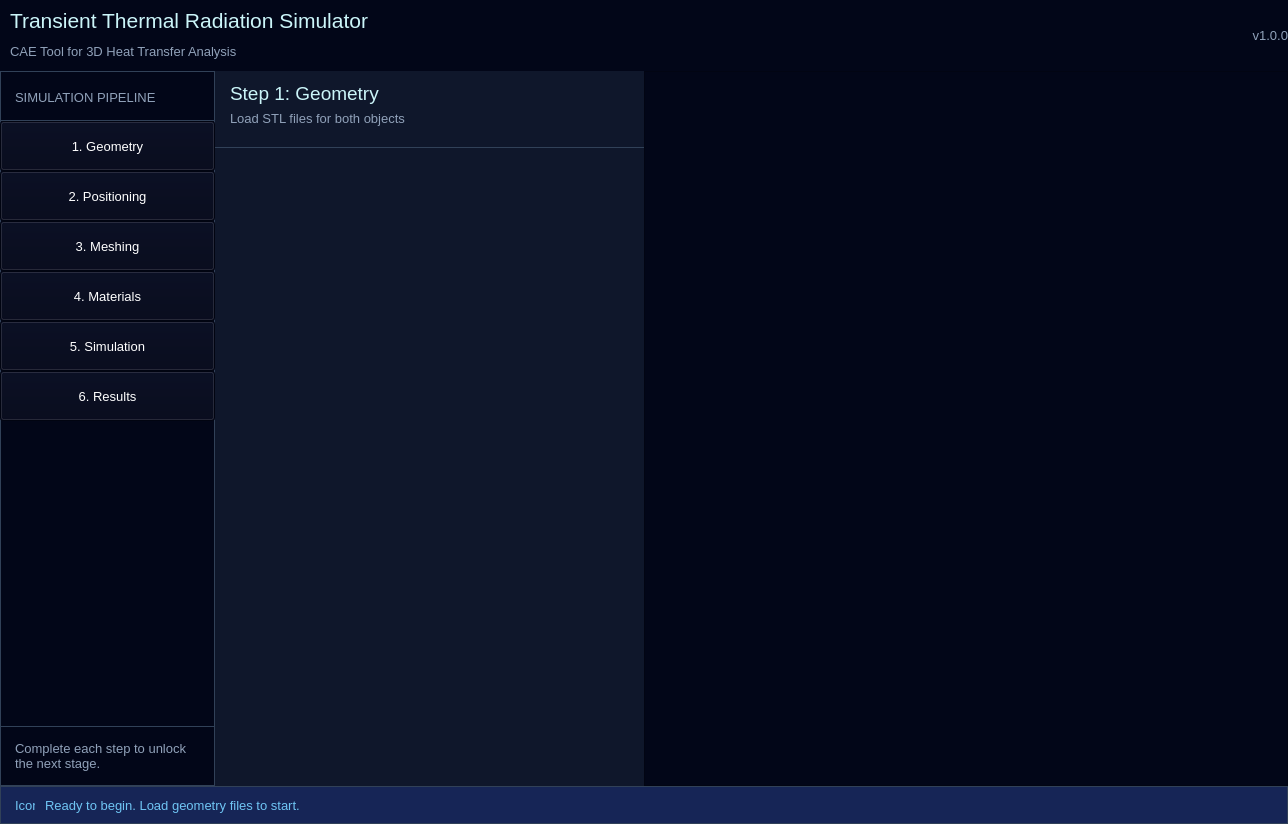
First picture: the form in ui/applayout.ui, repository mhddany/radex-simulator, before the edit.
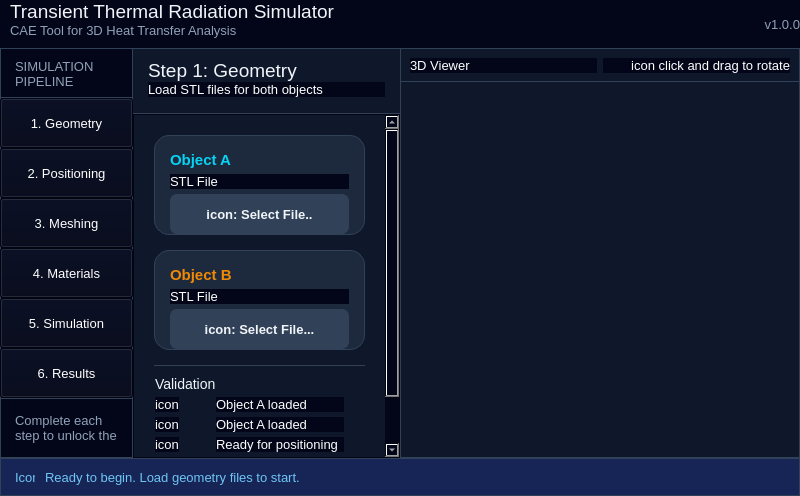
Second picture: the form after the edit. Custom widgets are drawn as their Qt base class.

Commit message: setup geometry settings components

```diff
--- a/ui/applayout.ui
+++ b/ui/applayout.ui
@@ -6,281 +6,232 @@
    <rect>
     <x>0</x>
     <y>0</y>
-    <width>1288</width>
-    <height>824</height>
+    <width>800</width>
+    <height>496</height>
    </rect>
   </property>
   <property name="windowTitle">
    <string>Form</string>
   </property>
   <property name="styleSheet">
-   <string notr="true">/* Main widget global styling */
+   <string notr="true">/* =========================
+   Global application style
+   ========================= */
 QWidget {
-	/* Background color */
     background-color: #020618;
-    /* Font settings */
     font-family: &quot;Segoe UI&quot;, Arial, sans-serif;
     font-size: 10pt;
-    color: #ffffff; /* Default text color */
+    color: #ffffff;
 }
 
-/* Labels*/
-#versionLabel{
-	color: #90A1B9;       /* Dark text color */
+/* =========================
+   Label color variants
+   ========================= */
+#versionLabel,
+#hintLabel,
+#subTitleLabel,
+#pipelineTitleLabel {
+    color: #90A1B9;
 }
 
-#hintLabel{
-	color: #90A1B9;       /* Dark text color */
-}
-
-#mainTitleLabel {
-    font-family: &quot;Segoe UI&quot;, Arial, sans-serif;
-    font-size: 16pt;      /* Larger size for title */
-    font-weight: normal;     /* Make it bold */
-    color: #CBF5F9;       /* Dark text color */
-}
-
-#subTitleLabel {
-    font-family: &quot;Segoe UI&quot;, Arial, sans-serif;
-    font-size: 10pt;      /* Larger size for title */
-    font-weight: normal;     /* Make it bold */
-    color: #90A1B9;       /* Dark text color */
-}
-
-#pipelineTitleLabel{
-    font-family: &quot;Segoe UI&quot;, Arial, sans-serif;
-    font-size: 10pt;      /* Larger size for title */
-    font-weight: normal;     /* Make it bold */
-    color: #90A1B9;       /* Dark text color */
-}
-
-#statusMessageLabel {
-    color: #6FC5F4;       /* Dark text color */
-    background-color: transparent;
-}
-
+/* =========================
+   Accent / status text
+   ========================= */
+#statusMessageLabel,
 #statusIcon {
-    color: #6FC5F4;       /* Dark text color */
+    color: #6FC5F4;
     background-color: transparent;
 }
 
-#maintitleSimulationPage{
-    font-family: &quot;Segoe UI&quot;, Arial, sans-serif;
-    font-size: 14pt;      /* Larger size for title */
-    font-weight: normal;     /* Make it bold */
-    color: #CBF5F9;       /* Dark text color */
+/* =========================
+   main title (slightly larger)
+   ========================= */
+#mainTitleLabel,
+#maintitleSimulationPage,
+#maintitleResultsPage,
+#maintitlePositioningPage,
+#maintitleMeshingPage,
+#maintitleMaterialsPage,
+#maintitleGeometryPage,
+#viewTitleLayout{
+    font-size: 14pt;
+    font-weight: normal;
+    color: #f1f5f9;
     background-color: transparent;
 }
 
-#subtitleSimulationPage{
-    font-family: &quot;Segoe UI&quot;, Arial, sans-serif;
-    font-size: 10pt;      /* Larger size for title */
-    font-weight: normal;     /* Make it bold */
-    color: #90A1B9;       /* Dark text color */
-    background-color: transparent;
+#viewTitleLayout{
+	border-bottom:	 1px solid #314158;
 }
 
-#maintitleResultsPage{
-    font-family: &quot;Segoe UI&quot;, Arial, sans-serif;
-    font-size: 14pt;      /* Larger size for title */
-    font-weight: normal;     /* Make it bold */
-    color: #CBF5F9;       /* Dark text color */
+#graphicsView{
+    border: 0px solid #314158;
     background-color: transparent;
 }
 
-#subtitleResultsPage{
-    font-family: &quot;Segoe UI&quot;, Arial, sans-serif;
-    font-size: 10pt;      /* Larger size for title */
-    font-weight: normal;     /* Make it bold */
-    color: #90A1B9;       /* Dark text color */
-    background-color: transparent;
-}
 
-#maintitlePositioningPage{
-    font-family: &quot;Segoe UI&quot;, Arial, sans-serif;
-    font-size: 14pt;      /* Larger size for title */
-    font-weight: normal;     /* Make it bold */
-    color: #CBF5F9;       /* Dark text color */
+/* =========================
+   Subtitles (shared)
+   ========================= */
+#subtitleSimulationPage,
+#subtitleResultsPage,
+#subtitlePositioningPage,
+#subtitleMeshingPage,
+#subtitleMaterialsPage,
+#subtitleGeometryPage,
+#stlfileAlabel ,
+#stlfileBlabel,
+#objectALoadedIcon,
+#objectBLoadedIcon,
+#objectALoadedLabel,
+#objectBLoadedLabel,
+#readyPositioningLabel,
+#readyPositioningIcon,
+#mainTitleViewLabel,
+#subTitleViewLabel{
+    font-size: 10pt;
+    font-weight: normal;
+    color: #90A1B9;
     background-color: transparent;
 }
 
-#subtitlePositioningPage{
-    font-family: &quot;Segoe UI&quot;, Arial, sans-serif;
-    font-size: 10pt;      /* Larger size for title */
-    font-weight: normal;     /* Make it bold */
-    color: #90A1B9;       /* Dark text color */
-    background-color: transparent;
-}
 
-#maintitleMeshingPage{
-    font-family: &quot;Segoe UI&quot;, Arial, sans-serif;
-    font-size: 14pt;      /* Larger size for title */
-    font-weight: normal;     /* Make it bold */
-    color: #CBF5F9;       /* Dark text color */
+#validationLabel{
+    font-size: 10.5pt;
+    font-weight: normal;
+    color: #f1f5f9;
     background-color: transparent;
 }
 
-#subtitleMeshingPage{
-    font-family: &quot;Segoe UI&quot;, Arial, sans-serif;
-    font-size: 10pt;      /* Larger size for title */
-    font-weight: normal;     /* Make it bold */
-    color: #90A1B9;       /* Dark text color */
+#objectALabel{
+    font-size: 11pt;
+    font-weight: bold;
+    color: #06d3f3;
     background-color: transparent;
 }
 
-#maintitleMaterialsPage{
-    font-family: &quot;Segoe UI&quot;, Arial, sans-serif;
-    font-size: 14pt;      /* Larger size for title */
-    font-weight: normal;     /* Make it bold */
-    color: #CBF5F9;       /* Dark text color */
+#objectBLabel{
+    font-size: 11pt;
+    font-weight: bold;
+    color: #f18904;
     background-color: transparent;
 }
 
-#subtitleMaterialsPage{
-    font-family: &quot;Segoe UI&quot;, Arial, sans-serif;
-    font-size: 10pt;      /* Larger size for title */
-    font-weight: normal;     /* Make it bold */
-    color: #90A1B9;       /* Dark text color */
-    background-color: transparent;
-}
 
-#maintitleGeometryPage{
-    font-family: &quot;Segoe UI&quot;, Arial, sans-serif;
-    font-size: 14pt;      /* Larger size for title */
-    font-weight: normal;     /* Make it bold */
-    color: #CBF5F9;       /* Dark text color */
-    background-color: transparent;
-}
-
-#subtitleGeometryPage{
-    font-family: &quot;Segoe UI&quot;, Arial, sans-serif;
-    font-size: 10pt;      /* Larger size for title */
-    font-weight: normal;     /* Make it bold */
-    color: #90A1B9;       /* Dark text color */
-    background-color: transparent;
-}
-
-
-/* Layouts*/
-
-#titleLayout {
+/* =========================
+   Common bordered containers
+   ========================= */
+#titleLayout,
+#centerLayout,
+#pipelineLayout,
+#pipelineTitleLayout,
+#hintLayout ,
+#viewLayout{
     border: 1px solid #314158;
 }
 
-#centerLayout {
-    border: 1px solid #314158;
+/* =========================
+   Dark panel containers
+   ========================= */
+#settingsLayout,
+#simulationPageLayout,
+#resultsPageLayout,
+#positioningPageLayout,
+#meshingPageLayout,
+#materialsPageLayout,
+#geometryPageLayout,
+#scrollAreaWidgetContentsGeometry,
+#viewLayout{
+    background-color: #0f172b;
 }
 
+
+/* =========================
+   Setting layout
+   ========================= */
 #settingsLayout {
     border: 1px solid #314158;
-	background-color: #0f172b;
 }
 
-#pipelineLayout {
+
+#uploadFileAButton,
+#uploadFileBButton {
+    font-weight: bold;
+    border-radius: 7px;
     border: 1px solid #314158;
+
+    /* Idle state */
+    background-color: #314158;
+    color: #f1f5f9;
+    padding: 6px 12px;
 }
 
-#pipelineTitleLayout{
-	border: 1px solid #314158;
+/* Hover */
+#uploadFileAButton:hover,
+#uploadFileBButton:hover {
+    background-color: #3f5470;   /* slightly lighter */
+    border-color: #4b6a8c;
 }
 
-#hintLayout{
-	border: 1px solid #314158;
+/* Pressed / clicked */
+#uploadFileAButton:pressed,
+#uploadFileBButton:pressed {
+    background-color: #253349;   /* darker */
+    border-color: #314158;
 }
 
+/* Disabled (optional but recommended) */
+#uploadFileAButton:disabled,
+#uploadFileBButton:disabled {
+    background-color: #1a2333;
+    border-color: #1a2333;
+    color: #5f6f85;
+}
+
+
+/* =========================
+   Status bar
+   ========================= */
 #statusLayout {
     border: 1px solid #314158;
-	background-color: #162556;
+    background-color: #162556;
 }
 
-#simulationPageLayout{
-	background-color: #0f172b;
-}
-
-#titleSimulationPage {
-    /*border: 1px solid #314158;*/
-	background-color: transparent;
-}
-
-#settingsSimulationPage {
-	border-top: 1px solid #314158;
-	background-color: transparent
-}
-
-#resultsPageLayout{
-	background-color: #0f172b;
-}
-
-#titleResultsPage {
-    /*border: 1px solid #314158;*/
-	background-color: transparent;
-}
-
-#settingsResultsPage {
-	border-top: 1px solid #314158;
-	background-color: transparent
-}
-
-#positioningPageLayout{
-	background-color: #0f172b;
-}
-
-#titlePositioningPage {
-    /*border: 1px solid #314158;*/
-	background-color: transparent;
-}
-
-#settingsPositioningPage {
-	border-top: 1px solid #314158;
-	background-color: transparent
-}
-
-#meshingPageLayout{
-	background-color: #0f172b;
-}
-
-#titleMeshingPage {
-    /*border: 1px solid #314158;*/
-	background-color: transparent;
-}
-
-#settingsMeshingPage {
-	border-top: 1px solid #314158;
-	background-color: transparent
-}
-
-#materialsPageLayout{
-	background-color: #0f172b;
-}
-
-#titleMaterialsPage {
-    /*border: 1px solid #314158;*/
-	background-color: transparent;
-}
-
-#settingsMaterialsPage {
-	border-top: 1px solid #314158;
-	background-color: transparent
-}
-
-#geometryPageLayout{
-	background-color: #0f172b;
-}
-
+#titleSimulationPage,
+#titleResultsPage,
+#titlePositioningPage,
+#titleMeshingPage,
+#titleMaterialsPage,
 #titleGeometryPage {
-    /*border: 1px solid #314158;*/
-	background-color: transparent;
+    background-color: transparent;
 }
 
-#settingsGeometryPage {
-	border-top: 1px solid #314158;
-	background-color: transparent
+#settingsSimulationPage,
+#settingsResultsPage,
+#settingsPositioningPage,
+#settingsMeshingPage,
+#settingsMaterialsPage,
+#settingsGeometryPage,
+#frameGeometryValidation{
+    border-top: 1px solid #314158;
+    background-color: transparent;
 }
 
+#frameGeometryA,
+#frameGeometryB{
+	background-color: #1d293d;
+	border: 1px solid #314158;
+	border-radius: 15px;
+}
+
+
 
 </string>
   </property>
-  <layout class="QGridLayout" name="gridLayout" rowstretch="0" columnstretch="0,0,0">
+  <layout class="QVBoxLayout" name="verticalLayout_26">
+   <property name="spacing">
+    <number>5</number>
+   </property>
    <property name="leftMargin">
     <number>0</number>
    </property>
@@ -293,10 +244,7 @@
    <property name="bottomMargin">
     <number>0</number>
    </property>
-   <property name="spacing">
-    <number>5</number>
-   </property>
-   <item row="0" column="2">
+   <item>
     <layout class="QVBoxLayout" name="MainLayout" stretch="2,20,1">
      <property name="spacing">
       <number>0</number>
@@ -640,7 +588,7 @@
             <number>0</number>
            </property>
            <property name="topMargin">
-            <number>0</number>
+            <number>1</number>
            </property>
            <property name="rightMargin">
             <number>0</number>
@@ -730,7 +678,292 @@
                    </widget>
                   </item>
                   <item>
-                   <widget class="QWidget" name="settingsGeometryPage" native="true"/>
+                   <widget class="QWidget" name="settingsGeometryPage" native="true">
+                    <layout class="QVBoxLayout" name="verticalLayout_24">
+                     <property name="leftMargin">
+                      <number>0</number>
+                     </property>
+                     <property name="topMargin">
+                      <number>1</number>
+                     </property>
+                     <property name="rightMargin">
+                      <number>0</number>
+                     </property>
+                     <property name="bottomMargin">
+                      <number>0</number>
+                     </property>
+                     <item>
+                      <widget class="QScrollArea" name="scrollAreaGeometry">
+                       <property name="widgetResizable">
+                        <bool>true</bool>
+                       </property>
+                       <widget class="QWidget" name="scrollAreaWidgetContentsGeometry">
+                        <property name="geometry">
+                         <rect>
+                          <x>0</x>
+                          <y>0</y>
+                          <width>252</width>
+                          <height>415</height>
+                         </rect>
+                        </property>
+                        <layout class="QVBoxLayout" name="verticalLayout_28">
+                         <property name="spacing">
+                          <number>15</number>
+                         </property>
+                         <property name="leftMargin">
+                          <number>20</number>
+                         </property>
+                         <property name="topMargin">
+                          <number>20</number>
+                         </property>
+                         <property name="rightMargin">
+                          <number>20</number>
+                         </property>
+                         <property name="bottomMargin">
+                          <number>20</number>
+                         </property>
+                         <item>
+                          <widget class="QFrame" name="frameGeometryA">
+                           <property name="minimumSize">
+                            <size>
+                             <width>0</width>
+                             <height>100</height>
+                            </size>
+                           </property>
+                           <property name="maximumSize">
+                            <size>
+                             <width>16777215</width>
+                             <height>130</height>
+                            </size>
+                           </property>
+                           <property name="frameShape">
+                            <enum>QFrame::Shape::StyledPanel</enum>
+                           </property>
+                           <property name="frameShadow">
+                            <enum>QFrame::Shadow::Raised</enum>
+                           </property>
+                           <layout class="QVBoxLayout" name="verticalLayout_25" stretch="0,0,0">
+                            <property name="spacing">
+                             <number>5</number>
+                            </property>
+                            <property name="leftMargin">
+                             <number>15</number>
+                            </property>
+                            <property name="topMargin">
+                             <number>15</number>
+                            </property>
+                            <property name="rightMargin">
+                             <number>15</number>
+                            </property>
+                            <property name="bottomMargin">
+                             <number>15</number>
+                            </property>
+                            <item>
+                             <widget class="QLabel" name="objectALabel">
+                              <property name="text">
+                               <string>Object A</string>
+                              </property>
+                             </widget>
+                            </item>
+                            <item>
+                             <widget class="QLabel" name="stlfileAlabel">
+                              <property name="text">
+                               <string>STL File</string>
+                              </property>
+                             </widget>
+                            </item>
+                            <item>
+                             <widget class="QPushButton" name="uploadFileAButton">
+                              <property name="minimumSize">
+                               <size>
+                                <width>0</width>
+                                <height>40</height>
+                               </size>
+                              </property>
+                              <property name="text">
+                               <string>icon: Select File..</string>
+                              </property>
+                             </widget>
+                            </item>
+                           </layout>
+                          </widget>
+                         </item>
+                         <item>
+                          <widget class="QFrame" name="frameGeometryB">
+                           <property name="minimumSize">
+                            <size>
+                             <width>0</width>
+                             <height>100</height>
+                            </size>
+                           </property>
+                           <property name="maximumSize">
+                            <size>
+                             <width>16777215</width>
+                             <height>130</height>
+                            </size>
+                           </property>
+                           <property name="frameShape">
+                            <enum>QFrame::Shape::StyledPanel</enum>
+                           </property>
+                           <property name="frameShadow">
+                            <enum>QFrame::Shadow::Raised</enum>
+                           </property>
+                           <layout class="QVBoxLayout" name="verticalLayout_27" stretch="0,0,0">
+                            <property name="spacing">
+                             <number>5</number>
+                            </property>
+                            <property name="leftMargin">
+                             <number>15</number>
+                            </property>
+                            <property name="topMargin">
+                             <number>15</number>
+                            </property>
+                            <property name="rightMargin">
+                             <number>15</number>
+                            </property>
+                            <property name="bottomMargin">
+                             <number>15</number>
+                            </property>
+                            <item>
+                             <widget class="QLabel" name="objectBLabel">
+                              <property name="text">
+                               <string>Object B</string>
+                              </property>
+                             </widget>
+                            </item>
+                            <item>
+                             <widget class="QLabel" name="stlfileBlabel">
+                              <property name="text">
+                               <string>STL File</string>
+                              </property>
+                             </widget>
+                            </item>
+                            <item>
+                             <widget class="QPushButton" name="uploadFileBButton">
+                              <property name="minimumSize">
+                               <size>
+                                <width>0</width>
+                                <height>40</height>
+                               </size>
+                              </property>
+                              <property name="text">
+                               <string>icon: Select File...</string>
+                              </property>
+                             </widget>
+                            </item>
+                           </layout>
+                          </widget>
+                         </item>
+                         <item>
+                          <widget class="QFrame" name="frameGeometryValidation">
+                           <property name="minimumSize">
+                            <size>
+                             <width>0</width>
+                             <height>130</height>
+                            </size>
+                           </property>
+                           <property name="maximumSize">
+                            <size>
+                             <width>16777215</width>
+                             <height>130</height>
+                            </size>
+                           </property>
+                           <property name="frameShape">
+                            <enum>QFrame::Shape::StyledPanel</enum>
+                           </property>
+                           <property name="frameShadow">
+                            <enum>QFrame::Shadow::Raised</enum>
+                           </property>
+                           <layout class="QFormLayout" name="formLayout">
+                            <property name="horizontalSpacing">
+                             <number>0</number>
+                            </property>
+                            <property name="verticalSpacing">
+                             <number>5</number>
+                            </property>
+                            <property name="leftMargin">
+                             <number>0</number>
+                            </property>
+                            <property name="topMargin">
+                             <number>10</number>
+                            </property>
+                            <property name="rightMargin">
+                             <number>20</number>
+                            </property>
+                            <property name="bottomMargin">
+                             <number>20</number>
+                            </property>
+                            <item row="0" column="0">
+                             <widget class="QLabel" name="validationLabel">
+                              <property name="text">
+                               <string>Validation</string>
+                              </property>
+                             </widget>
+                            </item>
+                            <item row="1" column="0">
+                             <widget class="QLabel" name="objectALoadedIcon">
+                              <property name="text">
+                               <string>icon</string>
+                              </property>
+                             </widget>
+                            </item>
+                            <item row="1" column="1">
+                             <widget class="QLabel" name="objectALoadedLabel">
+                              <property name="text">
+                               <string>Object A loaded</string>
+                              </property>
+                             </widget>
+                            </item>
+                            <item row="2" column="0">
+                             <widget class="QLabel" name="objectBLoadedIcon">
+                              <property name="text">
+                               <string>icon</string>
+                              </property>
+                             </widget>
+                            </item>
+                            <item row="2" column="1">
+                             <widget class="QLabel" name="objectBLoadedLabel">
+                              <property name="text">
+                               <string>Object A loaded</string>
+                              </property>
+                             </widget>
+                            </item>
+                            <item row="3" column="0">
+                             <widget class="QLabel" name="readyPositioningIcon">
+                              <property name="text">
+                               <string>icon</string>
+                              </property>
+                             </widget>
+                            </item>
+                            <item row="3" column="1">
+                             <widget class="QLabel" name="readyPositioningLabel">
+                              <property name="text">
+                               <string>Ready for positioning</string>
+                              </property>
+                             </widget>
+                            </item>
+                           </layout>
+                          </widget>
+                         </item>
+                         <item>
+                          <spacer name="verticalSpacer_2">
+                           <property name="orientation">
+                            <enum>Qt::Orientation::Vertical</enum>
+                           </property>
+                           <property name="sizeHint" stdset="0">
+                            <size>
+                             <width>20</width>
+                             <height>40</height>
+                            </size>
+                           </property>
+                          </spacer>
+                         </item>
+                        </layout>
+                       </widget>
+                      </widget>
+                     </item>
+                    </layout>
+                   </widget>
                   </item>
                  </layout>
                 </widget>
@@ -1163,7 +1396,51 @@
          </widget>
         </item>
         <item>
-         <widget class="QVTKRenderWindowInteractor" name="graphicsView"/>
+         <widget class="QWidget" name="viewLayout" native="true">
+          <layout class="QVBoxLayout" name="verticalLayout_29">
+           <property name="spacing">
+            <number>0</number>
+           </property>
+           <property name="leftMargin">
+            <number>1</number>
+           </property>
+           <property name="topMargin">
+            <number>1</number>
+           </property>
+           <property name="rightMargin">
+            <number>1</number>
+           </property>
+           <property name="bottomMargin">
+            <number>0</number>
+           </property>
+           <item>
+            <widget class="QWidget" name="viewTitleLayout" native="true">
+             <layout class="QHBoxLayout" name="horizontalLayout_3">
+              <item>
+               <widget class="QLabel" name="mainTitleViewLabel">
+                <property name="text">
+                 <string>3D Viewer</string>
+                </property>
+               </widget>
+              </item>
+              <item>
+               <widget class="QLabel" name="subTitleViewLabel">
+                <property name="text">
+                 <string>icon click and drag to rotate</string>
+                </property>
+                <property name="alignment">
+                 <set>Qt::AlignmentFlag::AlignRight|Qt::AlignmentFlag::AlignTrailing|Qt::AlignmentFlag::AlignVCenter</set>
+                </property>
+               </widget>
+              </item>
+             </layout>
+            </widget>
+           </item>
+           <item>
+            <widget class="QGraphicsView" name="graphicsView"/>
+           </item>
+          </layout>
+         </widget>
         </item>
        </layout>
       </widget>
@@ -1216,13 +1493,6 @@
    </item>
   </layout>
  </widget>
- <customwidgets>
-  <customwidget>
-   <class>QVTKRenderWindowInteractor</class>
-   <extends>QGraphicsView</extends>
-   <header>vtk.qt.QVTKRenderWindowInteractor</header>
-  </customwidget>
- </customwidgets>
  <resources/>
  <connections/>
 </ui>
```
